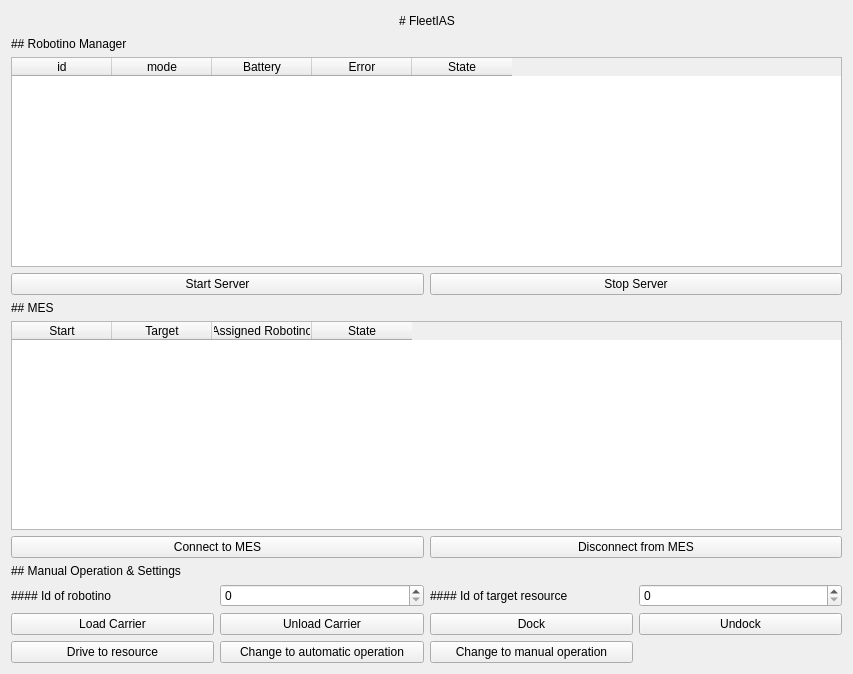
Above: frontend/gui.ui from NachtaktiverHalbaffe/FleetIAS before the change. Below: the same form after it.
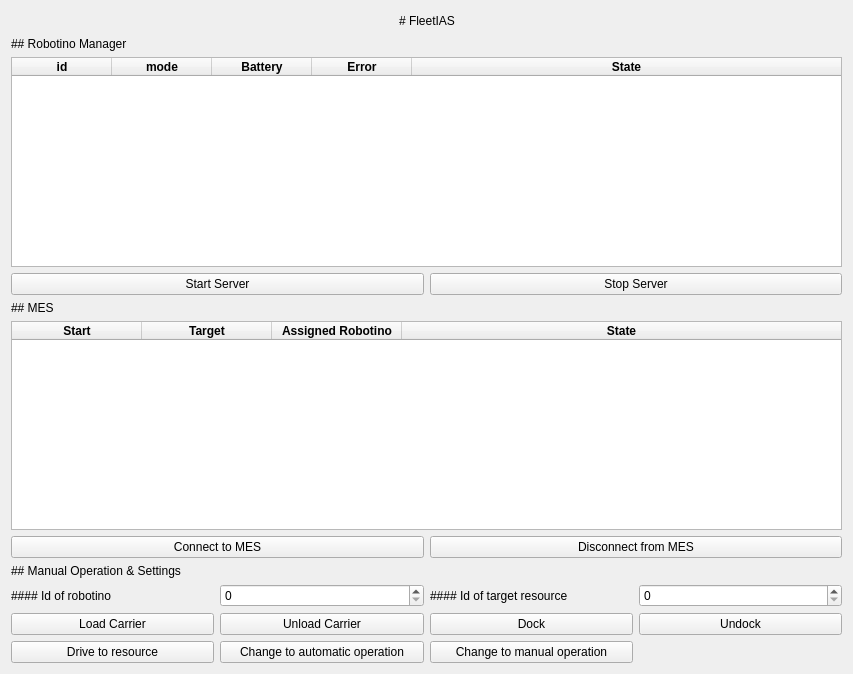
That is the form after the change.

Patch:
```diff
--- a/frontend/gui.ui
+++ b/frontend/gui.ui
@@ -109,30 +109,72 @@
        <property name="columnCount">
         <number>5</number>
        </property>
+       <attribute name="horizontalHeaderCascadingSectionResizes">
+        <bool>true</bool>
+       </attribute>
+       <attribute name="horizontalHeaderMinimumSectionSize">
+        <number>80</number>
+       </attribute>
+       <attribute name="horizontalHeaderShowSortIndicator" stdset="0">
+        <bool>true</bool>
+       </attribute>
+       <attribute name="horizontalHeaderStretchLastSection">
+        <bool>true</bool>
+       </attribute>
        <column>
         <property name="text">
          <string>id</string>
         </property>
+        <property name="font">
+         <font>
+          <weight>75</weight>
+          <bold>true</bold>
+         </font>
+        </property>
        </column>
        <column>
         <property name="text">
          <string>mode</string>
         </property>
+        <property name="font">
+         <font>
+          <weight>75</weight>
+          <bold>true</bold>
+         </font>
+        </property>
        </column>
        <column>
         <property name="text">
          <string>Battery</string>
         </property>
+        <property name="font">
+         <font>
+          <weight>75</weight>
+          <bold>true</bold>
+         </font>
+        </property>
        </column>
        <column>
         <property name="text">
          <string>Error</string>
         </property>
+        <property name="font">
+         <font>
+          <weight>75</weight>
+          <bold>true</bold>
+         </font>
+        </property>
        </column>
        <column>
         <property name="text">
          <string>State</string>
         </property>
+        <property name="font">
+         <font>
+          <weight>75</weight>
+          <bold>true</bold>
+         </font>
+        </property>
        </column>
       </widget>
      </item>
@@ -172,31 +214,79 @@
      </item>
      <item row="1" column="0" colspan="2">
       <widget class="QTableWidget" name="tableViewMes">
+       <property name="textElideMode">
+        <enum>Qt::ElideRight</enum>
+       </property>
+       <property name="wordWrap">
+        <bool>true</bool>
+       </property>
        <property name="rowCount">
         <number>0</number>
        </property>
        <property name="columnCount">
         <number>4</number>
        </property>
+       <attribute name="horizontalHeaderCascadingSectionResizes">
+        <bool>true</bool>
+       </attribute>
+       <attribute name="horizontalHeaderMinimumSectionSize">
+        <number>60</number>
+       </attribute>
+       <attribute name="horizontalHeaderDefaultSectionSize">
+        <number>130</number>
+       </attribute>
+       <attribute name="horizontalHeaderShowSortIndicator" stdset="0">
+        <bool>true</bool>
+       </attribute>
+       <attribute name="horizontalHeaderStretchLastSection">
+        <bool>true</bool>
+       </attribute>
+       <attribute name="verticalHeaderCascadingSectionResizes">
+        <bool>false</bool>
+       </attribute>
        <column>
         <property name="text">
          <string>Start</string>
         </property>
+        <property name="font">
+         <font>
+          <weight>75</weight>
+          <bold>true</bold>
+         </font>
+        </property>
        </column>
        <column>
         <property name="text">
          <string>Target</string>
         </property>
+        <property name="font">
+         <font>
+          <weight>75</weight>
+          <bold>true</bold>
+         </font>
+        </property>
        </column>
        <column>
         <property name="text">
          <string>Assigned Robotino</string>
         </property>
+        <property name="font">
+         <font>
+          <weight>75</weight>
+          <bold>true</bold>
+         </font>
+        </property>
        </column>
        <column>
         <property name="text">
          <string>State</string>
         </property>
+        <property name="font">
+         <font>
+          <weight>75</weight>
+          <bold>true</bold>
+         </font>
+        </property>
        </column>
       </widget>
      </item>
```
